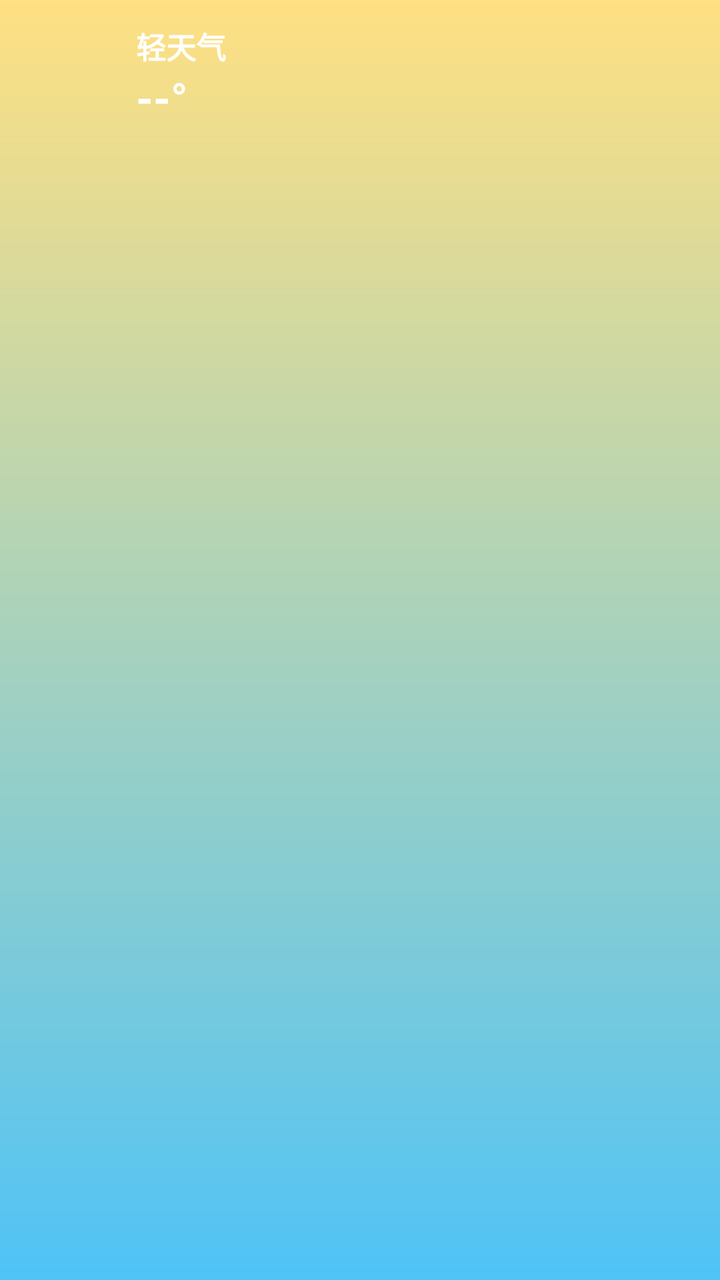
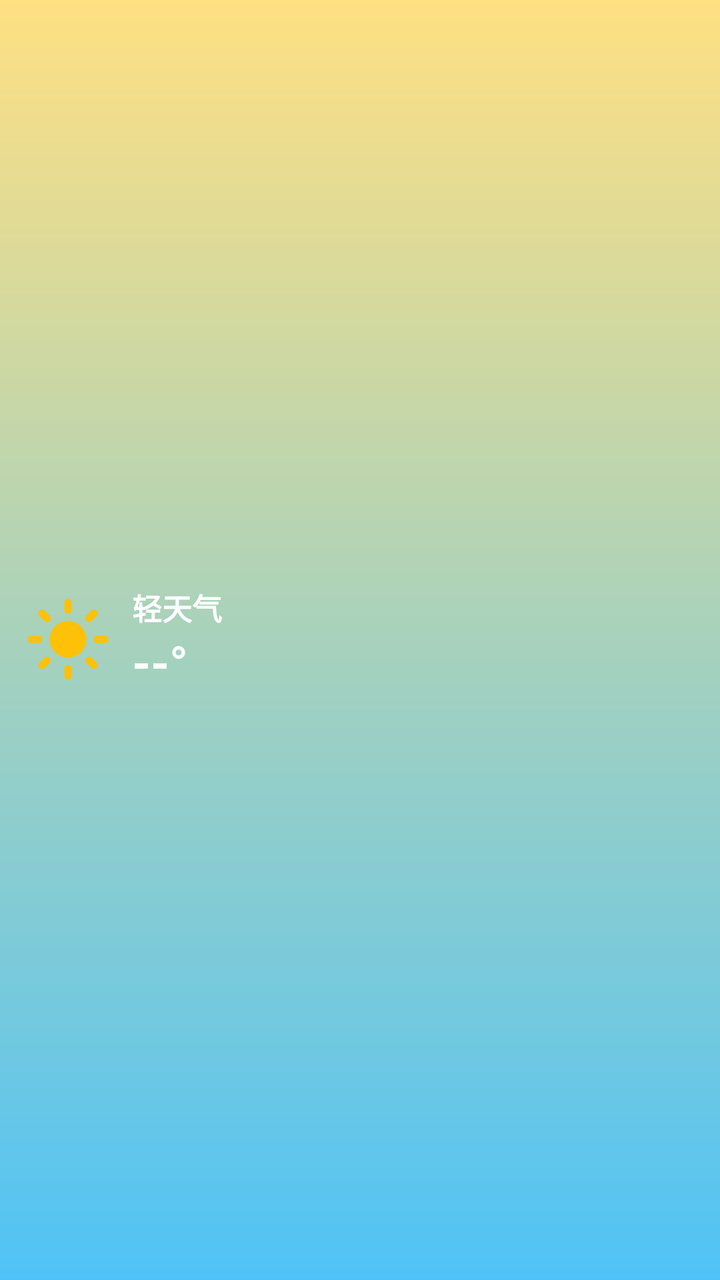

An Android layout rendered at two revisions. The XML below is the earlier revision; the diff shows what the commit changed to produce the second picture.
<!-- AndroidManifest.xml: application theme Theme.WeatherApp -->
<!-- res/layout/widget_weather.xml -->
<?xml version="1.0" encoding="utf-8"?>
<FrameLayout xmlns:android="http://schemas.android.com/apk/res/android"
    android:id="@+id/w_root"
    android:layout_width="match_parent"
    android:layout_height="match_parent"
    android:background="@drawable/bg_sunny"
    android:padding="12dp">

    <LinearLayout
        android:layout_width="match_parent"
        android:layout_height="wrap_content"
        android:orientation="horizontal"
        android:gravity="center_vertical">

        <ImageView
            android:id="@+id/w_iv"
            android:layout_width="48dp"
            android:layout_height="48dp"
            android:layout_marginEnd="8dp"
            android:contentDescription="@string/app_name" />

        <LinearLayout
            android:layout_width="0dp"
            android:layout_height="wrap_content"
            android:layout_weight="1"
            android:orientation="vertical">

            <TextView
                android:id="@+id/w_city"
                android:layout_width="wrap_content"
                android:layout_height="wrap_content"
                android:text="@string/app_name"
                android:textColor="#FFFFFF"
                android:textSize="15sp"
                android:textStyle="bold" />

            <TextView
                android:id="@+id/w_temp"
                android:layout_width="wrap_content"
                android:layout_height="wrap_content"
                android:text="--°"
                android:textColor="#FFFFFF"
                android:textSize="22sp"
                android:textStyle="bold" />
        </LinearLayout>

        <TextView
            android:id="@+id/w_desc"
            android:layout_width="wrap_content"
            android:layout_height="wrap_content"
            android:textColor="#FFFFFF"
            android:textSize="13sp" />
    </LinearLayout>
</FrameLayout>
<!-- resources referenced by this layout -->
<resources>
  <!-- drawable bg_sunny (drawable) -->
  <shape xmlns:android="http://schemas.android.com/apk/res/android"
      android:shape="rectangle">
      <gradient
          android:type="linear"
          android:angle="90"
          android:startColor="#4FC3F7"
          android:endColor="#FFE082" />
  </shape>
  <string name="app_name">轻天气</string>
  <style name="Theme.WeatherApp" parent="Theme.Material3.DayNight.NoActionBar">
          <item name="colorPrimary">@color/seed</item>
          <item name="android:colorBackground">#F5F7FA</item>
          <item name="colorSurface">#FFFFFF</item>
          <item name="colorOnSurface">#212121</item>
          <item name="colorOnBackground">#212121</item>
      </style>
  <color name="seed">#1E88E5</color>
</resources>

<!-- the commit's change to res/layout/widget_weather.xml (unified diff, before → after) -->
@@ -9,26 +9,30 @@
     <LinearLayout
         android:layout_width="match_parent"
         android:layout_height="wrap_content"
-        android:orientation="horizontal"
-        android:gravity="center_vertical">
+        android:layout_gravity="center_vertical"
+        android:gravity="center_vertical"
+        android:orientation="horizontal">
 
         <ImageView
             android:id="@+id/w_iv"
-            android:layout_width="48dp"
-            android:layout_height="48dp"
-            android:layout_marginEnd="8dp"
-            android:contentDescription="@string/app_name" />
+            android:layout_width="44dp"
+            android:layout_height="44dp"
+            android:contentDescription="@string/app_name"
+            android:src="@drawable/ic_sun" />
 
         <LinearLayout
             android:layout_width="0dp"
             android:layout_height="wrap_content"
+            android:layout_marginStart="10dp"
             android:layout_weight="1"
             android:orientation="vertical">
 
             <TextView
                 android:id="@+id/w_city"
-                android:layout_width="wrap_content"
+                android:layout_width="match_parent"
                 android:layout_height="wrap_content"
+                android:ellipsize="end"
+                android:maxLines="1"
                 android:text="@string/app_name"
                 android:textColor="#FFFFFF"
                 android:textSize="15sp"
@@ -40,15 +44,31 @@
                 android:layout_height="wrap_content"
                 android:text="--°"
                 android:textColor="#FFFFFF"
-                android:textSize="22sp"
+                android:textSize="24sp"
                 android:textStyle="bold" />
         </LinearLayout>
 
-        <TextView
-            android:id="@+id/w_desc"
+        <LinearLayout
             android:layout_width="wrap_content"
             android:layout_height="wrap_content"
-            android:textColor="#FFFFFF"
-            android:textSize="13sp" />
+            android:gravity="end"
+            android:orientation="vertical">
+
+            <TextView
+                android:id="@+id/w_desc"
+                android:layout_width="wrap_content"
+                android:layout_height="wrap_content"
+                android:textColor="#FFFFFF"
+                android:textSize="13sp" />
+
+            <TextView
+                android:id="@+id/w_updated"
+                android:layout_width="wrap_content"
+                android:layout_height="wrap_content"
+                android:layout_marginTop="4dp"
+                android:alpha="0.75"
+                android:textColor="#FFFFFF"
+                android:textSize="10sp" />
+        </LinearLayout>
     </LinearLayout>
 </FrameLayout>
<!-- resource entries referenced after the edit -->
@@ -9,6 +9,15 @@
           android:startColor="#4FC3F7"
           android:endColor="#FFE082" />
   </shape>
+  <!-- drawable ic_sun (drawable) -->
+  <vector xmlns:android="http://schemas.android.com/apk/res/android"
+      android:width="64dp" android:height="64dp"
+      android:viewportWidth="24" android:viewportHeight="24">
+      <path android:fillColor="#FFC107"
+          android:pathData="M12,7a5,5 0,1 1,-0.01 0z"/>
+      <path android:strokeColor="#FFC107" android:strokeWidth="2" android:strokeLineCap="round"
+          android:pathData="M12,2v2 M12,20v2 M2,12h2 M20,12h2 M4.9,4.9l1.4,1.4 M17.7,17.7l1.4,1.4 M19.1,4.9l-1.4,1.4 M6.3,17.7l-1.4,1.4"/>
+  </vector>
   <string name="app_name">轻天气</string>
   <style name="Theme.WeatherApp" parent="Theme.Material3.DayNight.NoActionBar">
           <item name="colorPrimary">@color/seed</item>
